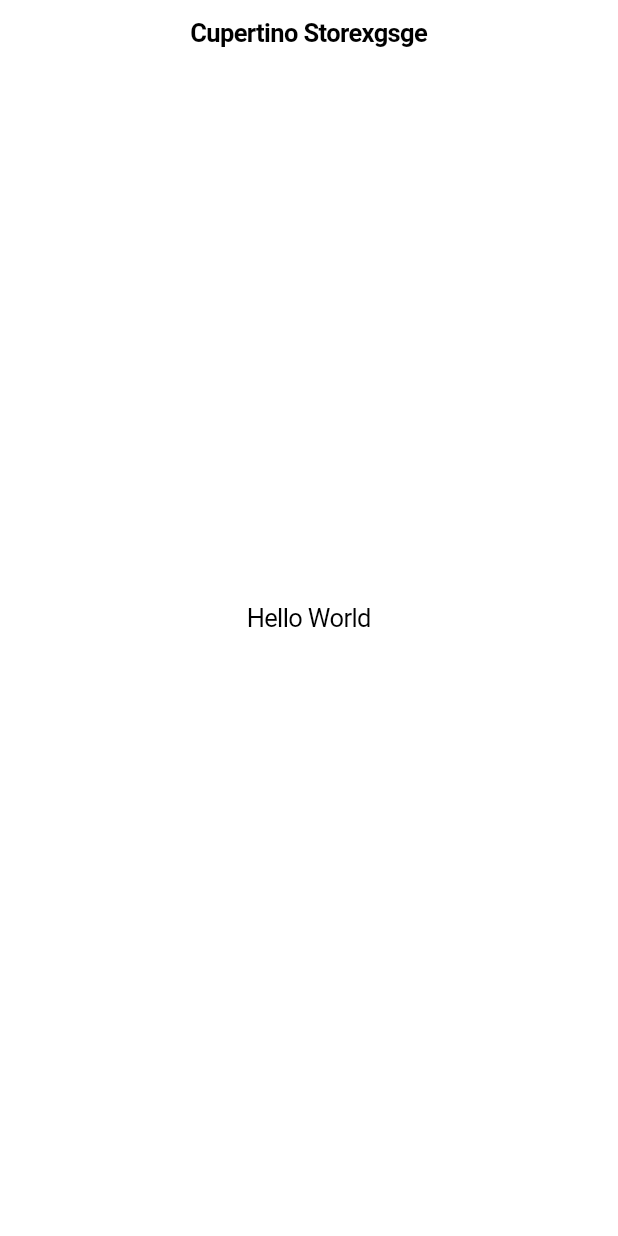
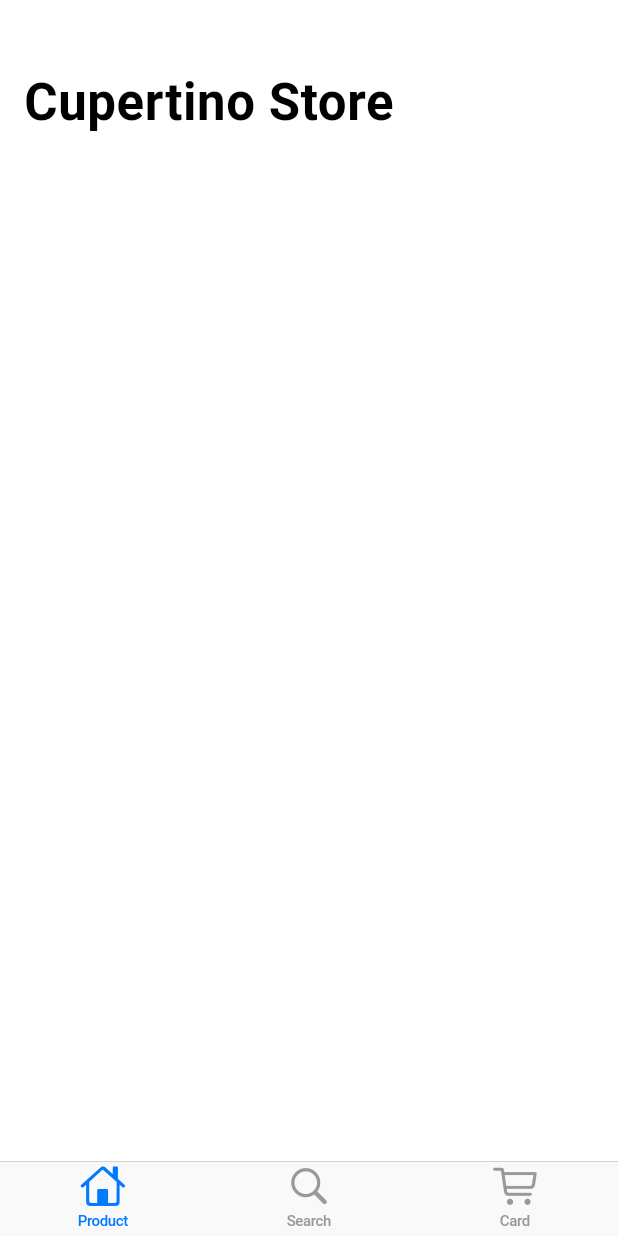
Before and after one commit to chen2584/flutter-cupertino-store, a Flutter app: the screen it shows after launch, on a phone screen of 412 x 824 dp. Run offline on Flutter 3.47's test engine with Material 2 defaults, Android fonts, the phone set to English and light mode, and no system bars.

Commit message:
chapter 5 done

```diff
--- a/lib/app.dart
+++ b/lib/app.dart
@@ -1,4 +1,8 @@
+import 'package:cupertino_store/product_list_tab.dart';
+import 'package:cupertino_store/search_tab.dart';
+import 'package:cupertino_store/shopping_cart_tab.dart';
 import 'package:flutter/cupertino.dart';
+
 import 'styles.dart';
 
 class CupertinoStoreApp extends StatelessWidget {
@@ -13,15 +17,45 @@ class CupertinoStoreApp extends StatelessWidget {
 class CupertinoStoreHomePage extends StatelessWidget {
   @override
   Widget build(BuildContext context) {
-    return CupertinoPageScaffold(
-      navigationBar: CupertinoNavigationBar(
-        middle: const Text('Cupertino Storexgsge'),
+    return CupertinoTabScaffold(
+      tabBar: CupertinoTabBar(
+        items: const <BottomNavigationBarItem>[
+          BottomNavigationBarItem(
+            icon: Icon(CupertinoIcons.home),
+            title: Text('Product')
+          ),
+          BottomNavigationBarItem(
+            icon: Icon(CupertinoIcons.search),
+            title: Text('Search')
+          ),
+          BottomNavigationBarItem(
+            icon: Icon(CupertinoIcons.shopping_cart),
+            title: Text('Card')
+          ),
+        ],
       ),
-      child: Center(
-        child: Container(
-          child: Text('Hello World'),
-        ),
-      ),
+      tabBuilder: (context, index) {
+        switch (index) {
+          case 0:
+            return CupertinoTabView(builder: (context) {
+              return CupertinoPageScaffold(
+                child: ProductListTab(),
+              );
+            });
+          case 1:
+            return CupertinoTabView(builder: (context) {
+              return CupertinoPageScaffold(
+                child: SearchTab(),
+              );
+            });
+          case 2:
+            return CupertinoTabView(builder: (context) {
+              return CupertinoPageScaffold(
+                child: ShoppingCardTab()
+              );
+            });
+        }
+      },
     );
   }
 }
--- a/lib/main.dart
+++ b/lib/main.dart
@@ -1,9 +1,17 @@
 import 'package:flutter/cupertino.dart';
 import 'package:flutter/services.dart';
+import 'package:provider/provider.dart';
+
 
 import 'app.dart';
+import 'model/app_state_model.dart';
 
 void main() {
   SystemChrome.setPreferredOrientations([DeviceOrientation.portraitUp, DeviceOrientation.portraitDown]);
-  return runApp(CupertinoStoreApp());
+  return runApp(
+    ChangeNotifierProvider<AppStateModel>(
+      builder: (context) => AppStateModel()..loadProducts(),
+      child: CupertinoStoreApp(),
+    )
+  );
 }
--- /dev/null
+++ b/lib/model/app_state_model.dart
@@ -0,0 +1,129 @@
+import 'package:flutter/foundation.dart' as foundation;
+
+import 'product.dart';
+import 'products_repository.dart';
+
+double _salesTaxRate = 0.06;
+double _shippingCostPerItem = 7;
+
+class AppStateModel extends foundation.ChangeNotifier {
+  // All the available products.
+  List<Product> _availableProducts;
+
+  // The currently selected category of products.
+  Category _selectedCategory = Category.all;
+
+  // The IDs and quantities of products currently in the cart.
+  final _productsInCart = <int, int>{};
+
+  Map<int, int> get productsInCart {
+    return Map.from(_productsInCart);
+  }
+
+  // Total number of items in the cart.
+  int get totalCartQuantity {
+    return _productsInCart.values.fold(0, (accumulator, value) {
+      return accumulator + value;
+    });
+  }
+
+  Category get selectedCategory {
+    return _selectedCategory;
+  }
+
+  // Totaled prices of the items in the cart.
+  double get subtotalCost {
+    return _productsInCart.keys.map((id) {
+      // Extended price for product line
+      return _availableProducts[id].price * _productsInCart[id];
+    }).fold(0, (accumulator, extendedPrice) {
+      return accumulator + extendedPrice;
+    });
+  }
+
+  // Total shipping cost for the items in the cart.
+  double get shippingCost {
+    return _shippingCostPerItem *
+        _productsInCart.values.fold(0.0, (accumulator, itemCount) {
+          return accumulator + itemCount;
+        });
+  }
+
+  // Sales tax for the items in the cart
+  double get tax {
+    return subtotalCost * _salesTaxRate;
+  }
+
+  // Total cost to order everything in the cart.
+  double get totalCost {
+    return subtotalCost + shippingCost + tax;
+  }
+
+  // Returns a copy of the list of available products, filtered by category.
+  List<Product> getProducts() {
+    if (_availableProducts == null) {
+      return [];
+    }
+
+    if (_selectedCategory == Category.all) {
+      return List.from(_availableProducts);
+    } else {
+      return _availableProducts.where((p) {
+        return p.category == _selectedCategory;
+      }).toList();
+    }
+  }
+
+  // Search the product catalog
+  List<Product> search(String searchTerms) {
+    return getProducts().where((product) {
+      return product.name.toLowerCase().contains(searchTerms.toLowerCase());
+    }).toList();
+  }
+
+  // Adds a product to the cart.
+  void addProductToCart(int productId) {
+    if (!_productsInCart.containsKey(productId)) {
+      _productsInCart[productId] = 1;
+    } else {
+      _productsInCart[productId]++;
+    }
+
+    notifyListeners();
+  }
+
+  // Removes an item from the cart.
+  void removeItemFromCart(int productId) {
+    if (_productsInCart.containsKey(productId)) {
+      if (_productsInCart[productId] == 1) {
+        _productsInCart.remove(productId);
+      } else {
+        _productsInCart[productId]--;
+      }
+    }
+
+    notifyListeners();
+  }
+
+  // Returns the Product instance matching the provided id.
+  Product getProductById(int id) {
+    return _availableProducts.firstWhere((p) => p.id == id);
+  }
+
+  // Removes everything from the cart.
+  void clearCart() {
+    _productsInCart.clear();
+    notifyListeners();
+  }
+
+  // Loads the list of available products from the repo.
+  void loadProducts() {
+    _availableProducts = ProductsRepository.loadProducts(Category.all);
+    notifyListeners();
+  }
+
+  void setCategory(Category newCategory) {
+    _selectedCategory = newCategory;
+    notifyListeners();
+  }
+}
--- /dev/null
+++ b/lib/model/product.dart
@@ -0,0 +1,33 @@
+import 'package:flutter/foundation.dart';
+
+enum Category {
+  all,
+  accessories,
+  clothing,
+  home
+}
+
+class Product {
+  final Category category;
+  final int id;
+  final bool isFeatured;
+  final String name;
+  final int price;
+
+  const Product({
+    @required this.category,
+    @required this.id,
+    @required this.isFeatured,
+    @required this.name,
+    @required this.price
+  }) : assert(category != null),
+       assert(id != null),
+       assert(isFeatured != null),
+       assert(name != null),
+       assert(price != null);
+
+  String get assertName => '$id-0.jpg';
+  String get assertPackage => 'shirne_images';
+
+  String toString() => '$name (id=$id)';
+}
--- /dev/null
+++ b/lib/model/products_repository.dart
@@ -0,0 +1,280 @@
+import 'product.dart';
+
+class ProductsRepository {
+  static const _allProducts = <Product>[
+    Product(
+      category: Category.accessories,
+      id: 0,
+      isFeatured: true,
+      name: 'Vagabond sack',
+      price: 120,
+    ),
+    Product(
+      category: Category.accessories,
+      id: 1,
+      isFeatured: true,
+      name: 'Stella sunglasses',
+      price: 58,
+    ),
+    Product(
+      category: Category.accessories,
+      id: 2,
+      isFeatured: false,
+      name: 'Whitney belt',
+      price: 35,
+    ),
+    Product(
+      category: Category.accessories,
+      id: 3,
+      isFeatured: true,
+      name: 'Garden strand',
+      price: 98,
+    ),
+    Product(
+      category: Category.accessories,
+      id: 4,
+      isFeatured: false,
+      name: 'Strut earrings',
+      price: 34,
+    ),
+    Product(
+      category: Category.accessories,
+      id: 5,
+      isFeatured: false,
+      name: 'Varsity socks',
+      price: 12,
+    ),
+    Product(
+      category: Category.accessories,
+      id: 6,
+      isFeatured: false,
+      name: 'Weave keyring',
+      price: 16,
+    ),
+    Product(
+      category: Category.accessories,
+      id: 7,
+      isFeatured: true,
+      name: 'Gatsby hat',
+      price: 40,
+    ),
+    Product(
+      category: Category.accessories,
+      id: 8,
+      isFeatured: true,
+      name: 'Shrug bag',
+      price: 198,
+    ),
+    Product(
+      category: Category.home,
+      id: 9,
+      isFeatured: true,
+      name: 'Gilt desk trio',
+      price: 58,
+    ),
+    Product(
+      category: Category.home,
+      id: 10,
+      isFeatured: false,
+      name: 'Copper wire rack',
+      price: 18,
+    ),
+    Product(
+      category: Category.home,
+      id: 11,
+      isFeatured: false,
+      name: 'Soothe ceramic set',
+      price: 28,
+    ),
+    Product(
+      category: Category.home,
+      id: 12,
+      isFeatured: false,
+      name: 'Hurrahs tea set',
+      price: 34,
+    ),
+    Product(
+      category: Category.home,
+      id: 13,
+      isFeatured: true,
+      name: 'Blue stone mug',
+      price: 18,
+    ),
+    Product(
+      category: Category.home,
+      id: 14,
+      isFeatured: true,
+      name: 'Rainwater tray',
+      price: 27,
+    ),
+    Product(
+      category: Category.home,
+      id: 15,
+      isFeatured: true,
+      name: 'Chambray napkins',
+      price: 16,
+    ),
+    Product(
+      category: Category.home,
+      id: 16,
+      isFeatured: true,
+      name: 'Succulent planters',
+      price: 16,
+    ),
+    Product(
+      category: Category.home,
+      id: 17,
+      isFeatured: false,
+      name: 'Quartet table',
+      price: 175,
+    ),
+    Product(
+      category: Category.home,
+      id: 18,
+      isFeatured: true,
+      name: 'Kitchen quattro',
+      price: 129,
+    ),
+    Product(
+      category: Category.clothing,
+      id: 19,
+      isFeatured: false,
+      name: 'Clay sweater',
+      price: 48,
+    ),
+    Product(
+      category: Category.clothing,
+      id: 20,
+      isFeatured: false,
+      name: 'Sea tunic',
+      price: 45,
+    ),
+    Product(
+      category: Category.clothing,
+      id: 21,
+      isFeatured: false,
+      name: 'Plaster tunic',
+      price: 38,
+    ),
+    Product(
+      category: Category.clothing,
+      id: 22,
+      isFeatured: false,
+      name: 'White pinstripe shirt',
+      price: 70,
+    ),
+    Product(
+      category: Category.clothing,
+      id: 23,
+      isFeatured: false,
+      name: 'Chambray shirt',
+      price: 70,
+    ),
+    Product(
+      category: Category.clothing,
+      id: 24,
+      isFeatured: true,
+      name: 'Seabreeze sweater',
+      price: 60,
+    ),
+    Product(
+      category: Category.clothing,
+      id: 25,
+      isFeatured: false,
+      name: 'Gentry jacket',
+      price: 178,
+    ),
+    Product(
+      category: Category.clothing,
+      id: 26,
+      isFeatured: false,
+      name: 'Navy trousers',
+      price: 74,
+    ),
+    Product(
+      category: Category.clothing,
+      id: 27,
+      isFeatured: true,
+      name: 'Walter henley (white)',
+      price: 38,
+    ),
+    Product(
+      category: Category.clothing,
+      id: 28,
+      isFeatured: true,
+      name: 'Surf and perf shirt',
+      price: 48,
+    ),
+    Product(
+      category: Category.clothing,
+      id: 29,
+      isFeatured: true,
+      name: 'Ginger scarf',
+      price: 98,
+    ),
+    Product(
+      category: Category.clothing,
+      id: 30,
+      isFeatured: true,
+      name: 'Ramona crossover',
+      price: 68,
+    ),
+    Product(
+      category: Category.clothing,
+      id: 31,
+      isFeatured: false,
+      name: 'Chambray shirt',
+      price: 38,
+    ),
+    Product(
+      category: Category.clothing,
+      id: 32,
+      isFeatured: false,
+      name: 'Classic white collar',
+      price: 58,
+    ),
+    Product(
+      category: Category.clothing,
+      id: 33,
+      isFeatured: true,
+      name: 'Cerise scallop tee',
+      price: 42,
+    ),
+    Product(
+      category: Category.clothing,
+      id: 34,
+      isFeatured: false,
+      name: 'Shoulder rolls tee',
+      price: 27,
+    ),
+    Product(
+      category: Category.clothing,
+      id: 35,
+      isFeatured: false,
+      name: 'Grey slouch tank',
+      price: 24,
+    ),
+    Product(
+      category: Category.clothing,
+      id: 36,
+      isFeatured: false,
+      name: 'Sunshirt dress',
+      price: 58,
+    ),
+    Product(
+      category: Category.clothing,
+      id: 37,
+      isFeatured: true,
+      name: 'Fine lines tee',
+      price: 58,
+    ),
+  ];
+
+  static List<Product> loadProducts(Category category) {
+    if (category == Category.all) {
+      return _allProducts;
+    } else {
+      return _allProducts.where((p) => p.category == category).toList();
+    }
+  }
+}
--- /dev/null
+++ b/lib/product_list_tab.dart
@@ -0,0 +1,21 @@
+import 'package:flutter/cupertino.dart';
+import 'package:provider/provider.dart';
+
+import 'model/app_state_model.dart';
+
+class ProductListTab extends StatelessWidget {
+  @override
+  Widget build(BuildContext context) {
+    return Consumer<AppStateModel>(
+      builder: (context, model, child) {
+        return CustomScrollView(
+          slivers: const <Widget>[
+            CupertinoSliverNavigationBar(
+              largeTitle: Text('Cupertino Store')
+            )
+          ],
+        );
+      }
+    );
+  }
+}
--- /dev/null
+++ b/lib/search_tab.dart
@@ -0,0 +1,21 @@
+import 'package:flutter/cupertino.dart';
+
+class SearchTab extends StatefulWidget {
+  @override
+  _SearchTabState createState() {
+    return _SearchTabState();
+  }
+}
+
+class _SearchTabState extends State<SearchTab> {
+  @override
+  Widget build(BuildContext context) {
+    return CustomScrollView(
+      slivers: <Widget>[
+        CupertinoSliverNavigationBar(
+          largeTitle: Text('Search'),
+        )
+      ],
+    );
+  }
+}
--- /dev/null
+++ b/lib/shopping_cart_tab.dart
@@ -0,0 +1,28 @@
+import 'package:flutter/cupertino.dart';
+import 'package:provider/provider.dart';
+
+import 'model/app_state_model.dart';
+
+class ShoppingCardTab extends StatefulWidget {
+  @override
+  _ShoppingCardTabState createState() {
+    return _ShoppingCardTabState();
+  }
+}
+
+class _ShoppingCardTabState extends State<ShoppingCardTab> {
+  @override
+  Widget build(BuildContext context) {
+    return Consumer<AppStateModel>(
+      builder: (context, model, child) {
+        return CustomScrollView(
+          slivers: <Widget>[
+            CupertinoSliverNavigationBar(
+              largeTitle: Text('Shopping Card'),
+            )
+          ],
+        );
+      },
+    );
+  }
+}
```
Also changed, not shown: 1 other file.
